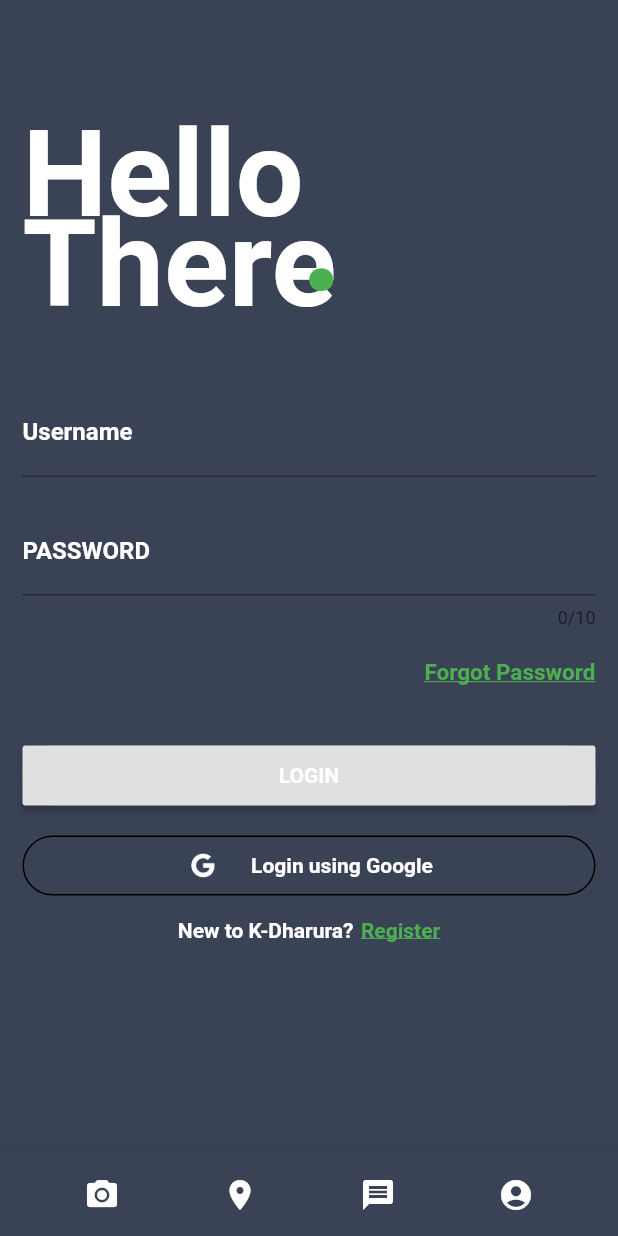
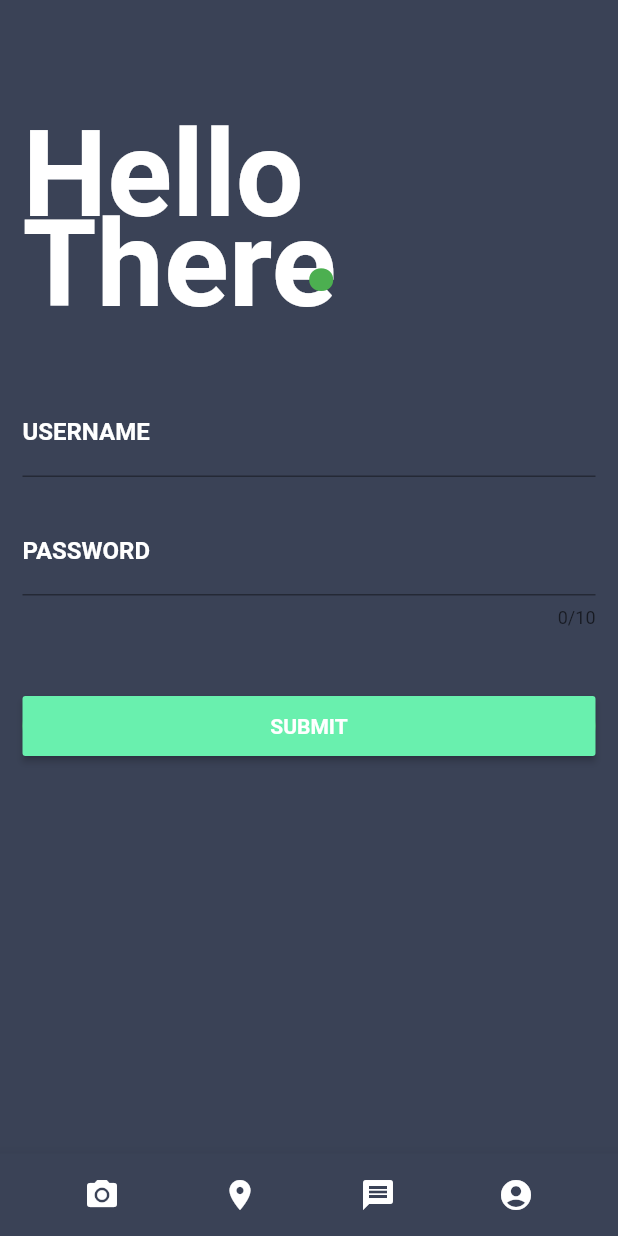
Before and after one commit to labohkip81/Emergency_response_system, a Flutter app: the LoginPage screen opened directly, on a phone screen of 412 x 824 dp. Run offline on Flutter 3.47's test engine with Material 2 defaults, Android fonts, the phone set to English and light mode, and no system bars; our stand-ins replace image_picker, share, sqflite; missing offline and left inert: flutter_sms, flutter_webview_plugin; accounts and stored records are empty; Roboto replaces fonts that are missing (Raleway).

Commit message:
login page redesigned

```diff
--- /dev/null
+++ b/lib/help.dart
@@ -0,0 +1,13 @@
+import 'package:flutter/material.dart';
+
+
+void main() => runApp(new Help());
+
+class Help extends StatelessWidget {
+  @override
+  Widget build(BuildContext context) {
+    return Material(
+
+    );
+  }
+}
--- a/lib/login.dart
+++ b/lib/login.dart
@@ -172,7 +172,7 @@ final makeBottom = Container(
                   keyboardType: TextInputType.emailAddress,
                   autofocus: false,
                   decoration: InputDecoration(
-                    labelText: 'Username',
+                    labelText: 'USERNAME',
                     labelStyle: TextStyle(
                         fontWeight: FontWeight.bold,
                         color: Colors.white
@@ -202,20 +202,7 @@ final makeBottom = Container(
                 SizedBox(
                   height: 5.0,
                 ),
-                Container(
-                  alignment: Alignment(1.0, 0.0),
-                  padding: EdgeInsets.only(left: 20.0, top: 15.0),
-                  child: InkWell(
-                    child: Text(
-                      'Forgot Password',
-                      style: TextStyle(
-                          fontSize: 15.0,
-                          color: Colors.green,
-                          fontWeight: FontWeight.bold,
-                          decoration: TextDecoration.underline),
-                    ),
-                  ),
-                ),
+
                 SizedBox(height: 40.0,),
                 Container(
 
@@ -226,10 +213,11 @@ final makeBottom = Container(
                     color: Colors.green,
                     elevation: 7.0,
                     child: RaisedButton(
+                      color: Colors.greenAccent,
                       onPressed:_submit,
                       child: Center(
                         child: Text(
-                          'LOGIN',
+                          'SUBMIT',
                         style:TextStyle(
                           color:Colors.white ,
                           fontWeight: FontWeight.bold)),
@@ -239,68 +227,12 @@ final makeBottom = Container(
                   ),
                 ),
                 SizedBox(height: 20.0,),
-                Container(
-                  height: 40.0,
-                  color: Colors.transparent,
-                  child: Container(
-                    decoration: BoxDecoration(
-                      border: Border.all(
-                        color:Colors.black,
-                        style: BorderStyle.solid,
-                        width: 1.0,
-                      ),
-                      color: Colors.transparent,
-                      borderRadius: BorderRadius.circular(20.0)
-                    ),
-                    child: Row(
-                      mainAxisAlignment: MainAxisAlignment.center,
-                      children: <Widget>[
-                        Center(child:
 
-                         ImageIcon(AssetImage('assets/google.png'),color: Colors.white,),),
-                         SizedBox(width: 20.0,),
-                         Center(
-                           child: Text('Login using Google',
-                           style:TextStyle(color:Colors.white,fontWeight:FontWeight.bold)),
-                         )
-                      ],
-                    ),
-                  ),
-                )
               ],
             ),
           ),
           ),
-          SizedBox(height: 15.0,),
-          Row(
 
-            mainAxisAlignment: MainAxisAlignment.center,
-            children: <Widget>[
-              Text('New to K-Dharura?',
-              style:TextStyle(
-                color: Colors.white,
-                fontWeight:FontWeight.bold,)),
-                SizedBox(width: 5.0,),
-
-                InkWell(
-                  onTap: (){
-                   Navigator.push(
-            context,
-            MaterialPageRoute(
-                builder: (context) => SignUp(),
-                settings: RouteSettings(name: 'sign_up')),
-          );
-                  },
-                  child: Text('Register',
-                  style:TextStyle(
-                    fontWeight:FontWeight.bold,
-                    color:Colors.green,
-                    decoration: TextDecoration.underline,
-                  )),
-
-                ),
-            ],
-          )
          ],
       ),
 
--- a/lib/main.dart
+++ b/lib/main.dart
@@ -1012,7 +1012,7 @@ Card aboutUSCard() => Card(
         Navigator.push(context,MaterialPageRoute(builder: (context)=>HealthId()));
       },
       icon: Icon(Icons.add),
-      backgroundColor: Colors.blueAccent,
+      backgroundColor: Colors.redAccent,
       label:Text( 'Health ID'),
 
     ),
```
